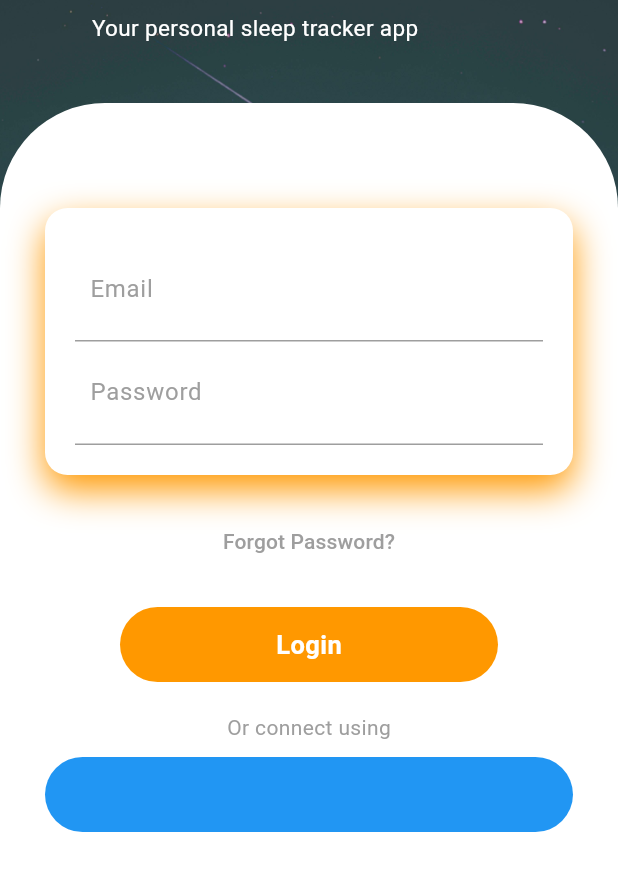
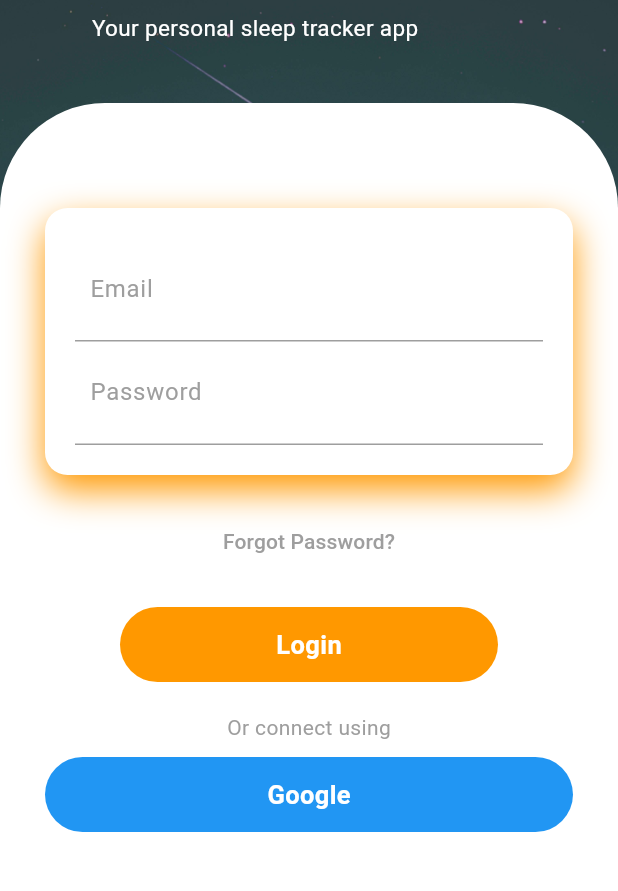
Before and after one commit to lxmwaniky/slumbernaut, a Flutter app: the screen it shows after launch, on a phone screen of 412 x 824 dp, the part 254-1145 px from its top. Run offline on Flutter 3.47's test engine with Material 3 defaults, Android fonts, the phone set to English and light mode, and no system bars; our stand-ins replace google_fonts.

Commit message:
Refactor welcome page layout, update container widget, and add Google button

```diff
--- a/lib/pages/welcome_page.dart
+++ b/lib/pages/welcome_page.dart
@@ -167,8 +167,18 @@ class WelcomePage extends StatelessWidget {
                                   borderRadius: BorderRadius.circular(50),
                                   color: Colors.blue,
                                 ),
+                                child: Center(
+                                  child: Text(
+                                    'Google',
+                                    style: TextStyle(
+                                      color: Colors.white,
+                                      fontWeight: FontWeight.bold,
+                                      fontSize: 17,
+                                    ),
+                                  ),
+                                ),
                               ),
-                            )
+                            ),
                           ],
                         )
                       ],
```
